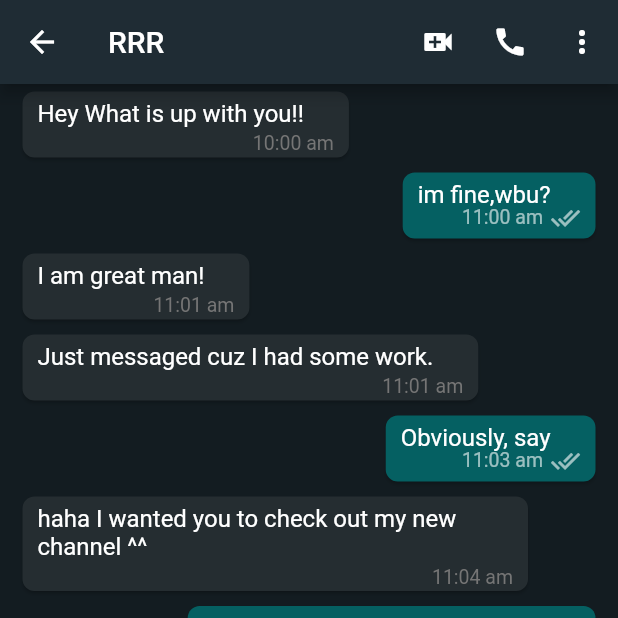
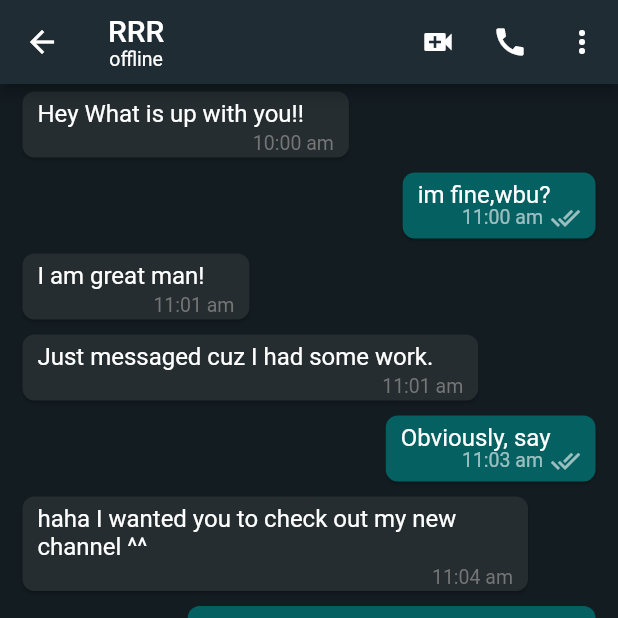
Before and after one commit to mrizwanshaheen/ShaheenChatsProject, a Flutter app: the MobileChatScreen screen opened directly, on a phone screen of 412 x 824 dp, the top half of it. Run offline on Flutter 3.47's test engine with Material 2 defaults, Android fonts, the phone set to English and light mode, and no system bars; our stand-ins replace cloud_firestore, country_picker, firebase_auth, firebase_core, firebase_storage, flutter_contacts and 2 more; accounts and stored records are empty.

Commit message:
online offline complete video 3:31

```diff
--- a/lib/screens/mobile_chat_screen.dart
+++ b/lib/screens/mobile_chat_screen.dart
@@ -1,11 +1,14 @@
 // ignore_for_file: public_member_api_docs, sort_constructors_first
 import 'package:flutter/material.dart';
+import 'package:flutter_riverpod/flutter_riverpod.dart';
 
 import 'package:whatsapp_ui/colors.dart';
-import 'package:whatsapp_ui/info.dart';
+import 'package:whatsapp_ui/common/widgets/loader.dart';
+import 'package:whatsapp_ui/features/auth/controller/auth_controller.dart';
+import 'package:whatsapp_ui/models/user_model.dart';
 import 'package:whatsapp_ui/widgets/chat_list.dart';
 
-class MobileChatScreen extends StatelessWidget {
+class MobileChatScreen extends ConsumerWidget {
   static const routeName = '/mobile_layout_screen';
   final String name;
   final String uid;
@@ -16,12 +19,29 @@ class MobileChatScreen extends StatelessWidget {
   }) : super(key: key);
 
   @override
-  Widget build(BuildContext context) {
+  Widget build(BuildContext context, WidgetRef ref) {
     return Scaffold(
       appBar: AppBar(
         backgroundColor: appBarColor,
-        title: Text(
-          name,
+        title: StreamBuilder<UserModel>(
+          stream: ref.read(authControllerProvider).userDataById(uid),
+          builder: (context, snapshot) {
+            if (snapshot.connectionState == ConnectionState.waiting){
+              return const Loader();
+            }
+            return Column(
+                children: [
+                  Text(
+                  name,
+            ),
+            Text(snapshot.data!.isOnline ? 'online' : 'offline',
+            style: const TextStyle(
+              fontSize: 13,
+              fontWeight: FontWeight.normal,
+            ),),
+                ],
+              );
+          }
         ),
         centerTitle: false,
         actions: [
```
